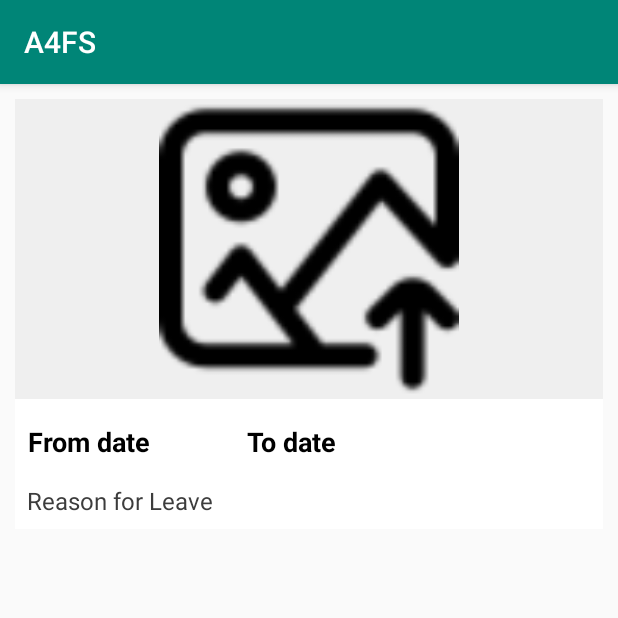
After one commit to a4fsproject/a4fsandroidapp, an Android app: the Leave_List screen opened directly, with no data from a screen before it, on a phone screen of 412 x 824 dp, the top half of it. The commit adds this screen. Run offline under Robolectric (Android 15) with nearby library versions, the phone set to English and light mode, and no system bars.

Commit message:
design for leave list page

```diff
--- a/app/src/main/AndroidManifest.xml
+++ b/app/src/main/AndroidManifest.xml
@@ -12,7 +12,8 @@
         android:supportsRtl="true"
         android:theme="@style/AppTheme"
         android:usesCleartextTraffic="true">
-        <activity android:name=".Student_leave"></activity>
+        <activity android:name=".Leave_List"></activity>
+        <activity android:name=".Student_leave" />
         <activity android:name=".User_homepage" />
         <activity android:name=".Student_Home_Page" />
         <activity android:name=".Verification" />
--- /dev/null
+++ b/app/src/main/java/com/example/myapplication/Leave_List.java
@@ -0,0 +1,14 @@
+package com.example.myapplication;
+
+import androidx.appcompat.app.AppCompatActivity;
+
+import android.os.Bundle;
+
+public class Leave_List extends AppCompatActivity {
+
+    @Override
+    protected void onCreate(Bundle savedInstanceState) {
+        super.onCreate(savedInstanceState);
+        setContentView(R.layout.activity_leave__list);
+    }
+}
--- /dev/null
+++ b/app/src/main/res/layout/activity_leave__list.xml
@@ -0,0 +1,79 @@
+<?xml version="1.0" encoding="utf-8"?>
+<LinearLayout xmlns:android="http://schemas.android.com/apk/res/android"
+    xmlns:app="http://schemas.android.com/apk/res-auto"
+    xmlns:tools="http://schemas.android.com/tools"
+    android:layout_width="match_parent"
+    android:layout_height="wrap_content"
+    android:background="@android:color/white"
+    android:orientation="vertical"
+    tools:context=".Leave_List"
+    android:layout_margin="10dp">
+
+    <ImageView
+        android:layout_width="match_parent"
+        android:layout_height="200dp"
+        android:src="@drawable/upload"
+        android:background="#efefef"/>
+
+    <LinearLayout
+        android:id="@+id/list_leave"
+        android:layout_width="match_parent"
+        android:layout_height="wrap_content"
+        android:orientation="horizontal"
+        android:paddingLeft="8dp"
+        android:paddingRight="8dp"
+        android:paddingTop="8dp">
+
+        <TextView
+            android:id="@+id/from_date"
+            android:layout_width="wrap_content"
+            android:layout_height="wrap_content"
+            android:clickable="true"
+            android:focusable="false"
+            android:focusableInTouchMode="false"
+            android:gravity="center"
+            android:inputType="date"
+            android:paddingTop="8dp"
+            android:paddingBottom="8dp"
+            android:text="From date"
+            android:textColor="@android:color/black"
+            android:textSize="18sp"
+            android:textStyle="bold" />
+
+        <TextView
+            android:id="@+id/to_date"
+            android:layout_width="wrap_content"
+            android:layout_height="wrap_content"
+            android:layout_marginLeft="64dp"
+            android:clickable="true"
+            android:focusable="false"
+            android:focusableInTouchMode="false"
+            android:gravity="center"
+            android:inputType="date"
+            android:paddingTop="8dp"
+            android:paddingBottom="8dp"
+            android:text="To date"
+            android:textColor="@android:color/black"
+            android:textSize="18sp"
+            android:textStyle="bold" />
+    </LinearLayout>
+
+
+    <TextView
+        android:id="@+id/reason1"
+        android:layout_width="match_parent"
+        android:layout_height="wrap_content"
+        android:clickable="true"
+        android:focusable="false"
+        android:focusableInTouchMode="false"
+        android:gravity="left"
+        android:inputType="date"
+        android:paddingTop="8dp"
+        android:paddingBottom="8dp"
+        android:paddingLeft="8dp"
+        android:textSize="16sp"
+        android:paddingRight="8dp"
+        android:text="Reason for Leave"
+        android:textColor="#3c3c3c" />
+
+</LinearLayout>
--- a/app/src/main/res/layout/activity_user_leave.xml
+++ b/app/src/main/res/layout/activity_user_leave.xml
@@ -66,8 +66,7 @@
                 android:layout_width="fill_parent"
                 android:layout_height="wrap_content"
                 android:layout_weight="1"
-                android:src="@drawable/upload"
-                />
+                android:src="@drawable/upload"/>
 
             <TextView
                 android:layout_width="wrap_content"
```
Lines whose indentation alone changed are shown as unchanged.
